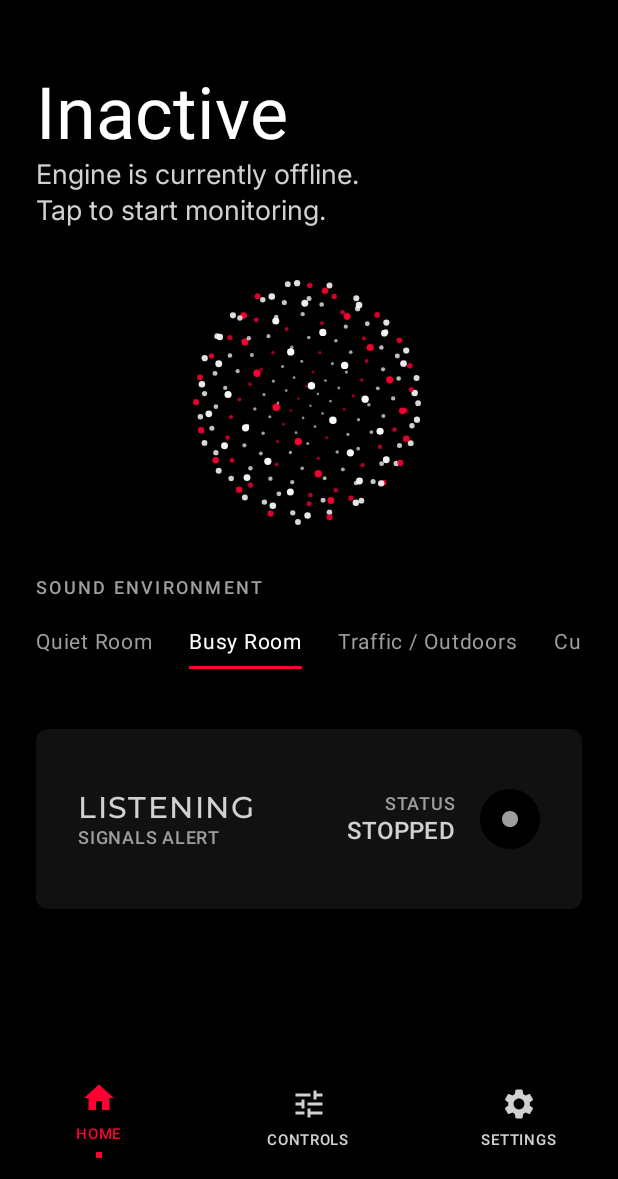
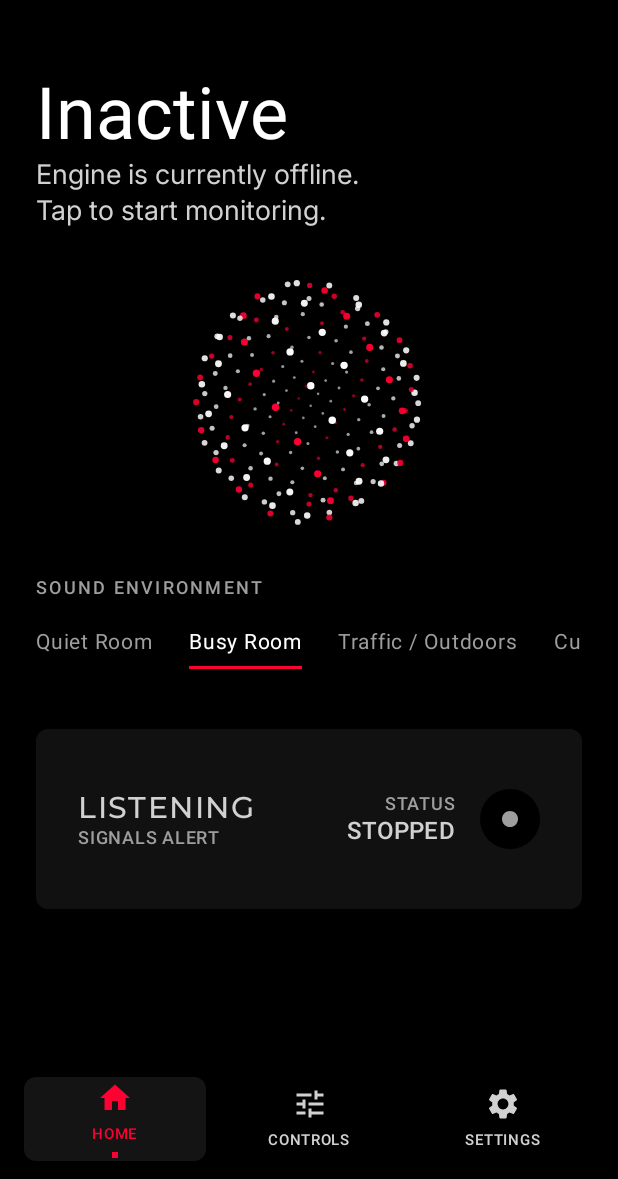
Before and after one commit to RohitKSahoo/Pausify, an Android app built with Jetpack Compose: the screen it shows after launch (MainActivity), on a phone screen of 412 x 824 dp, the part 57-1236 px from its top. Run offline under Robolectric (Android 15) with nearby library versions, the light colour scheme and no system bars.

Commit message:
updated the UI with animated text and refined visuals

```diff
--- a/app/src/main/java/com/rohit/voicepause/ui/components/PausifyBottomNav.kt
+++ b/app/src/main/java/com/rohit/voicepause/ui/components/PausifyBottomNav.kt
@@ -1,11 +1,14 @@
 package com.rohit.voicepause.ui.components
 
 import androidx.compose.foundation.background
+import androidx.compose.foundation.clickable
 import androidx.compose.foundation.layout.*
+import androidx.compose.foundation.shape.RoundedCornerShape
 import androidx.compose.material3.*
 import androidx.compose.runtime.Composable
 import androidx.compose.ui.Alignment
 import androidx.compose.ui.Modifier
+import androidx.compose.ui.draw.clip
 import androidx.compose.ui.graphics.Color
 import androidx.compose.ui.unit.dp
 import androidx.compose.ui.unit.sp
@@ -27,18 +30,30 @@ fun PausifyBottomNav(navController: NavController) {
     val navBackStackEntry = navController.currentBackStackEntryAsState()
     val currentRoute = navBackStackEntry.value?.destination?.route
 
-    NavigationBar(
-        containerColor = BackgroundDark,
-        tonalElevation = 0.dp,
-        modifier = Modifier.height(80.dp)
+    Surface(
+        color = BackgroundDark,
+        tonalElevation = 0.dp
+    ) {
+        Row(
+            modifier = Modifier
+                .fillMaxWidth()
+                .height(80.dp)
+                .padding(horizontal = 12.dp),
+            horizontalArrangement = Arrangement.SpaceAround,
+            verticalAlignment = Alignment.CenterVertically
         ) {
             items.forEach { screen ->
                 val isSelected = currentRoute == screen.route
-            val color = if (isSelected) PausifyRed else TextSecondary
+                val contentColor = if (isSelected) PausifyRed else TextSecondary
 
-            NavigationBarItem(
-                selected = isSelected,
-                onClick = {
+                Box(
+                    modifier = Modifier
+                        .height(56.dp)
+                        .weight(1f)
+                        .padding(horizontal = 4.dp)
+                        .clip(RoundedCornerShape(8.dp))
+                        .background(if (isSelected) Color.DarkGray.copy(alpha = 0.3f) else Color.Transparent)
+                        .clickable {
                             if (currentRoute != screen.route) {
                                 navController.navigate(screen.route) {
                                     popUpTo(navController.graph.startDestinationId)
@@ -46,18 +61,19 @@ fun PausifyBottomNav(navController: NavController) {
                                 }
                             }
                         },
-                icon = {
+                    contentAlignment = Alignment.Center
+                ) {
                     Column(horizontalAlignment = Alignment.CenterHorizontally) {
                         Icon(
                             imageVector = screen.icon,
                             contentDescription = screen.title,
-                            tint = color,
+                            tint = contentColor,
                             modifier = Modifier.size(24.dp)
                         )
                         Spacer(Modifier.height(4.dp))
                         Text(
                             text = screen.title.uppercase(),
-                            color = color,
+                            color = contentColor,
                             fontSize = 10.sp,
                             style = MaterialTheme.typography.labelSmall
                         )
@@ -70,11 +86,8 @@ fun PausifyBottomNav(navController: NavController) {
                             )
                         }
                     }
-                },
-                colors = NavigationBarItemDefaults.colors(
-                    indicatorColor = Color.Transparent
-                )
-            )
                 }
             }
         }
+    }
+}
--- /dev/null
+++ b/app/src/main/java/com/rohit/voicepause/ui/components/ScrambledText.kt
@@ -0,0 +1,54 @@
+package com.rohit.voicepause.ui.components
+
+import androidx.compose.material3.LocalTextStyle
+import androidx.compose.material3.Text
+import androidx.compose.runtime.*
+import androidx.compose.ui.Modifier
+import androidx.compose.ui.graphics.Color
+import androidx.compose.ui.text.TextStyle
+import androidx.compose.ui.unit.TextUnit
+import kotlinx.coroutines.delay
+import kotlin.random.Random
+
+@Composable
+fun ScrambledText(
+    text: String,
+    modifier: Modifier = Modifier,
+    style: TextStyle = LocalTextStyle.current,
+    color: Color = Color.Unspecified,
+    fontSize: TextUnit = TextUnit.Unspecified,
+    durationMillis: Int = 800
+) {
+    var displayText by remember { mutableStateOf(text) }
+    val characters = "ABCDEFGHIJKLMNOPQRSTUVWXYZ0123456789@#$%"
+
+    LaunchedEffect(text) {
+        val targetText = text
+        val frames = 15
+        val delayPerFrame = (durationMillis / frames).toLong()
+
+        repeat(frames) { frame ->
+            val scrambled = StringBuilder()
+            for (i in targetText.indices) {
+                // As we progress through frames, more characters become correct
+                val threshold = frame.toFloat() / frames
+                if (Random.nextFloat() < threshold) {
+                    scrambled.append(targetText[i])
+                } else {
+                    scrambled.append(characters[Random.nextInt(characters.length)])
+                }
+            }
+            displayText = scrambled.toString()
+            delay(delayPerFrame)
+        }
+        displayText = targetText
+    }
+
+    Text(
+        text = displayText,
+        modifier = modifier,
+        style = style,
+        color = color,
+        fontSize = fontSize
+    )
+}
--- a/app/src/main/java/com/rohit/voicepause/ui/components/VolumetricSphere.kt
+++ b/app/src/main/java/com/rohit/voicepause/ui/components/VolumetricSphere.kt
@@ -17,6 +17,14 @@ fun VolumetricSphere(
     isMusicPlaying: Boolean
 ) {
     val infiniteTransition = rememberInfiniteTransition(label = "sphere")
+
+    // Gradual transition for the activity level
+    val targetActivity = if (isActive && isMusicPlaying) 1f else 0f
+    val activityLevel by animateFloatAsState(
+        targetValue = targetActivity,
+        animationSpec = tween(durationMillis = 1500, easing = LinearOutSlowInEasing),
+        label = "activityLevel"
+    )
 
     val rotation by infiniteTransition.animateFloat(
         initialValue = 0f,
@@ -41,10 +49,9 @@ fun VolumetricSphere(
     Canvas(modifier = Modifier.fillMaxSize()) {
         val centerX = size.width / 2f
         val centerY = size.height / 2f
-        // Increased radius from 0.3f to 0.45f
         val baseRadius = min(size.width, size.height) * 0.45f
 
-        val pointCount = 200 // Increased point count for better density at larger size
+        val pointCount = 200
         val phi = PI * (3.0 - sqrt(5.0))
 
         for (i in 0 until pointCount) {
@@ -58,11 +65,11 @@ fun VolumetricSphere(
 
             val depthScale = (z + 2f) / 3f
 
-            val reaction = if (isActive && isMusicPlaying) {
-                (sin(theta * 5.0 + rotation * 0.1).toFloat() * 0.25f)
-            } else {
-                (sin(theta * 2.0 + bounce * 5.0).toFloat() * 0.05f)
-            }
+            // Reaction uses the animated activityLevel
+            val activeReaction = (sin(theta * 5.0 + rotation * 0.1).toFloat() * 0.25f)
+            val idleReaction = (sin(theta * 2.0 + bounce * 5.0).toFloat() * 0.05f)
+
+            val reaction = lerp(idleReaction, activeReaction, activityLevel)
 
             val finalRadius = baseRadius * (1f + reaction)
 
@@ -71,10 +78,14 @@ fun VolumetricSphere(
 
             drawCircle(
                 color = if (i % 3 == 0) PausifyRed else Color.White,
-                radius = 2.5.dp.toPx() * depthScale, // Slightly larger dots
+                radius = 2.5.dp.toPx() * depthScale,
                 center = Offset(drawX, drawY),
                 alpha = (0.3f + (depthScale * 0.7f)).coerceIn(0f, 1f)
             )
         }
     }
 }
+
+private fun lerp(start: Float, stop: Float, fraction: Float): Float {
+    return start + fraction * (stop - start)
+}
--- a/app/src/main/java/com/rohit/voicepause/ui/screen/HomeScreen.kt
+++ b/app/src/main/java/com/rohit/voicepause/ui/screen/HomeScreen.kt
@@ -22,6 +22,7 @@ import androidx.compose.ui.unit.sp
 import com.rohit.voicepause.Settings
 import com.rohit.voicepause.audio.AudioProfile
 import com.rohit.voicepause.ui.components.PausifyHeader
+import com.rohit.voicepause.ui.components.ScrambledText
 import com.rohit.voicepause.ui.components.VolumetricSphere
 import com.rohit.voicepause.ui.theme.*
 import kotlinx.coroutines.delay
@@ -67,11 +68,13 @@ fun HomeScreen(
         ) {
             Spacer(Modifier.height(32.dp))
 
-            Text(
+            // Animated Status Text
+            ScrambledText(
                 text = if (serviceActive) "Active" else "Inactive",
                 style = MaterialTheme.typography.headlineLarge,
                 color = Color.White,
-                fontSize = 48.sp
+                fontSize = 48.sp,
+                durationMillis = 1000
             )
 
             Text(
@@ -83,14 +86,13 @@ fun HomeScreen(
                 fontSize = 18.sp
             )
 
-            // Reactive Visualizer with 3D Volumetric Sphere (Waveform Removed)
+            // Reactive Visualizer with 3D Volumetric Sphere (Gradual transition handled inside)
             Box(
                 modifier = Modifier
                     .weight(1f)
                     .fillMaxWidth(),
                 contentAlignment = Alignment.Center
             ) {
-                // The 3D Sphere (Now the sole visualizer here)
                 VolumetricSphere(isActive = serviceActive, isMusicPlaying = isMusicPlaying)
             }
 
@@ -116,7 +118,7 @@ fun HomeScreen(
                         val isSelected = selectedProfile == profile
                         Column(
                             modifier = Modifier
-                                .width(IntrinsicSize.Max) // Ensures column is only as wide as the text
+                                .width(IntrinsicSize.Max)
                                 .clickable {
                                     selectedProfile = profile
                                     Settings.setSelectedProfile(context, profile)
@@ -132,12 +134,11 @@ fun HomeScreen(
                                 Box(
                                     Modifier
                                         .padding(top = 4.dp)
-                                        .fillMaxWidth() // Now covers the whole text width thanks to IntrinsicSize.Max
+                                        .fillMaxWidth()
                                         .height(2.dp)
                                         .background(PausifyRed)
                                 )
                             } else {
-                                // Transparent box to maintain alignment and spacing
                                 Box(
                                     Modifier
                                         .padding(top = 4.dp)
@@ -153,11 +154,11 @@ fun HomeScreen(
 
             Spacer(Modifier.height(40.dp))
 
-            // Listening Card / Toggle with Sharper Corners
+            // Listening Card / Toggle
             Surface(
                 onClick = onToggleService,
                 color = if (serviceActive) PausifyRed else CardBackground,
-                shape = RoundedCornerShape(8.dp), // Sharper corners
+                shape = RoundedCornerShape(8.dp),
                 modifier = Modifier
                     .fillMaxWidth()
                     .height(120.dp)
@@ -191,11 +192,13 @@ fun HomeScreen(
                                 color = if (serviceActive) Color.White.copy(alpha = 0.8f) else TextDisabled,
                                 fontSize = 12.sp
                             )
-                            Text(
-                                if (serviceActive) "ACTIVE" else "STOPPED",
+                            // Animated Status Subtext
+                            ScrambledText(
+                                text = if (serviceActive) "ACTIVE" else "STOPPED",
                                 style = MaterialTheme.typography.titleSmall,
                                 color = if (serviceActive) Color.White else TextSecondary,
-                                fontSize = 16.sp
+                                fontSize = 16.sp,
+                                durationMillis = 600
                             )
                         }
                         Spacer(Modifier.width(16.dp))
```
Lines whose indentation alone changed are shown as unchanged.
